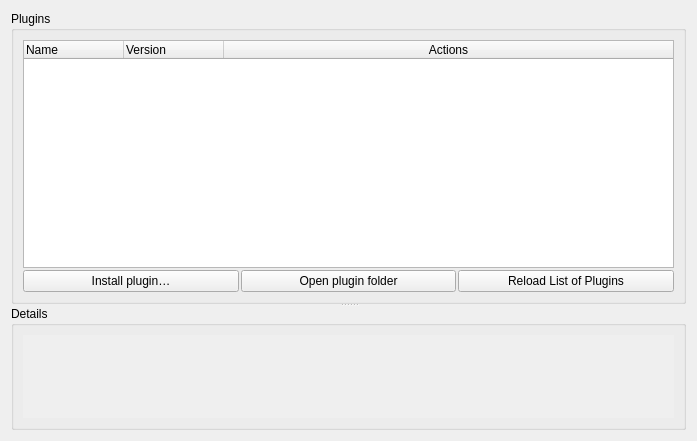
The window that ui/options_plugins.ui (metabrainz/picard) describes before a commit, drawn with Qt 5.
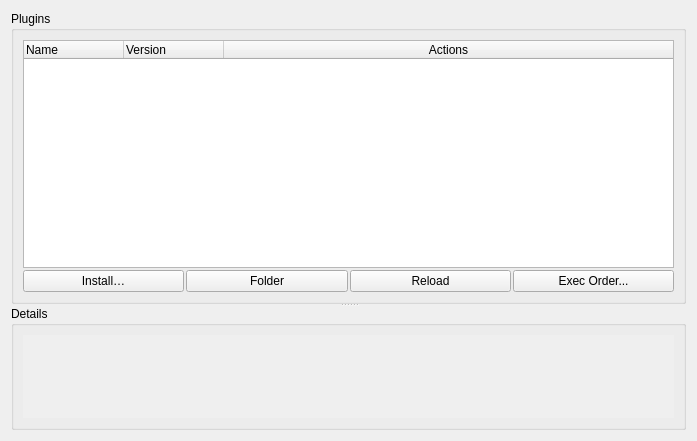
The same window after the commit.

Commit message: Allow user to set metadata processor plugin execution order

The edit to the form file:
```diff
--- a/ui/options_plugins.ui
+++ b/ui/options_plugins.ui
@@ -83,7 +83,7 @@
             </sizepolicy>
            </property>
            <property name="text">
-            <string>Install plugin…</string>
+            <string>Install…</string>
            </property>
           </widget>
          </item>
@@ -95,9 +95,12 @@
              <verstretch>0</verstretch>
             </sizepolicy>
            </property>
-           <property name="text">
+           <property name="toolTip">
             <string>Open plugin folder</string>
            </property>
+           <property name="text">
+            <string>Folder</string>
+           </property>
           </widget>
          </item>
          <item>
@@ -109,7 +112,23 @@
             </sizepolicy>
            </property>
            <property name="text">
-            <string>Reload List of Plugins</string>
+            <string>Reload</string>
+           </property>
+          </widget>
+         </item>
+         <item>
+          <widget class="QPushButton" name="set_execution_order">
+           <property name="sizePolicy">
+            <sizepolicy hsizetype="Expanding" vsizetype="Fixed">
+             <horstretch>0</horstretch>
+             <verstretch>0</verstretch>
+            </sizepolicy>
+           </property>
+           <property name="toolTip">
+            <string>Set the execution order of the plugins</string>
+           </property>
+           <property name="text">
+            <string>Exec Order...</string>
            </property>
           </widget>
          </item>
```
Left out of the diff: 11 changed lines with no effect on the pictures. The commit also changes 3 other files.
